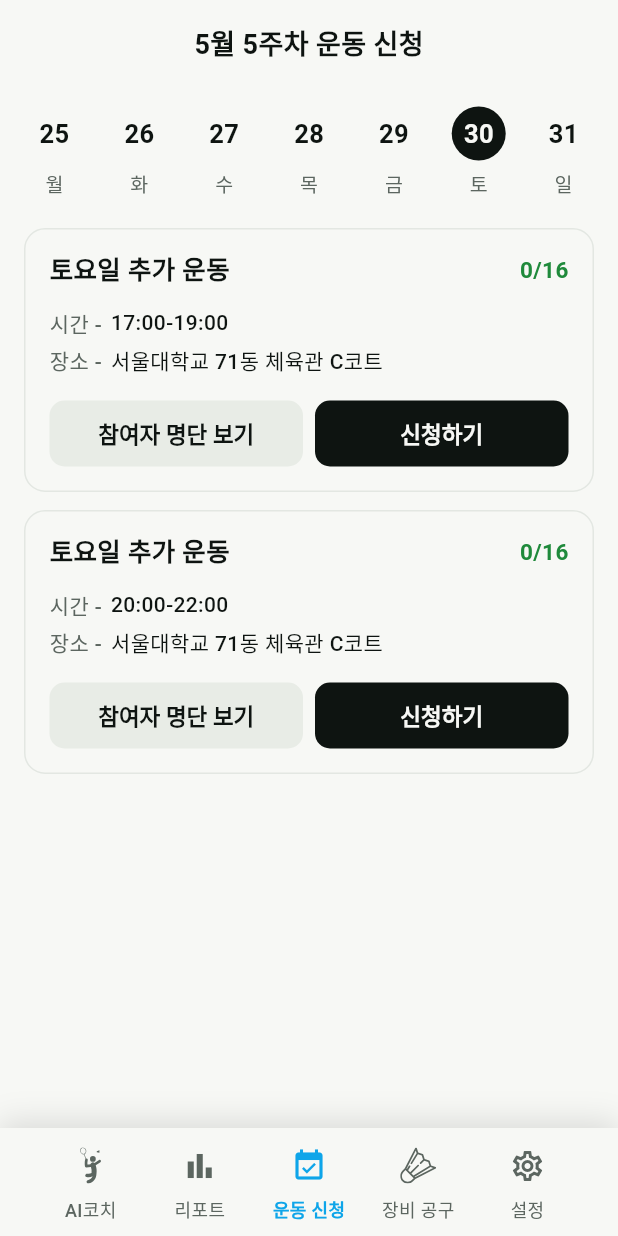
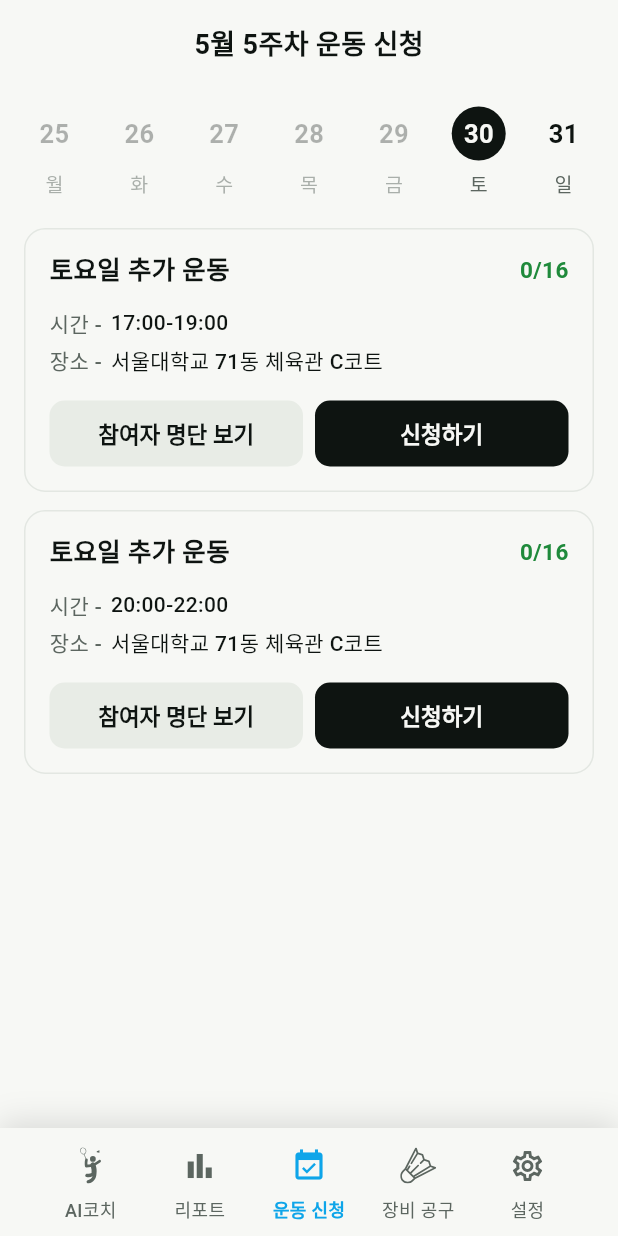
Before and after one commit to soarhigh03/shattlecoach, a Flutter app: the SessionsScreen screen opened by its route, on a phone screen of 412 x 824 dp. Run offline on Flutter 3.47's test engine with Material 3 defaults, Android fonts, the phone set to English and light mode, and no system bars; our stand-ins replace flutter_dotenv, flutter_riverpod, flutter_svg, go_router, google_sign_in, permission_handler and 2 more; accounts and stored records are empty; Roboto replaces fonts that are missing (Pretendard); project files that could hold a hidden picture were left out.

Commit message:
feat: Block past dates

```diff
--- a/frontend/lib/features/sessions/sessions_screen.dart
+++ b/frontend/lib/features/sessions/sessions_screen.dart
@@ -50,6 +50,8 @@ class _DateStrip extends ConsumerWidget {
 
   @override
   Widget build(BuildContext context, WidgetRef ref) {
+    final now = DateTime.now();
+    final today = DateTime(now.year, now.month, now.day);
     return Padding(
       padding: const EdgeInsets.symmetric(horizontal: 8),
       child: Row(
@@ -59,6 +61,7 @@ class _DateStrip extends ConsumerWidget {
               child: _DateCell(
                 date: d,
                 isSelected: _sameDay(d, selected),
+                isPast: d.isBefore(today),
                 onTap: () => ref.read(selectedDateProvider.notifier).state =
                     DateTime(d.year, d.month, d.day),
               ),
@@ -76,19 +79,23 @@ class _DateCell extends StatelessWidget {
   const _DateCell({
     required this.date,
     required this.isSelected,
+    required this.isPast,
     required this.onTap,
   });
 
   final DateTime date;
   final bool isSelected;
+  final bool isPast;
   final VoidCallback onTap;
 
   @override
   Widget build(BuildContext context) {
     final theme = Theme.of(context);
     final dow = const ['월', '화', '수', '목', '금', '토', '일'][date.weekday - 1];
+    final dimColor = theme.colorScheme.onSurface.withValues(alpha: 0.32);
+    final dimMuted = theme.colorScheme.onSurfaceVariant.withValues(alpha: 0.5);
     return InkWell(
-      onTap: onTap,
+      onTap: isPast ? null : onTap,
       borderRadius: BorderRadius.circular(28),
       child: Padding(
         padding: const EdgeInsets.symmetric(vertical: 4),
@@ -111,7 +118,9 @@ class _DateCell extends StatelessWidget {
                   fontWeight: FontWeight.w700,
                   color: isSelected
                       ? theme.colorScheme.surface
-                      : theme.colorScheme.onSurface,
+                      : isPast
+                          ? dimColor
+                          : theme.colorScheme.onSurface,
                 ),
               ),
             ),
@@ -121,7 +130,7 @@ class _DateCell extends StatelessWidget {
               style: TextStyle(
                 fontSize: 13,
                 fontWeight: FontWeight.w500,
-                color: theme.colorScheme.onSurfaceVariant,
+                color: isPast ? dimMuted : theme.colorScheme.onSurfaceVariant,
               ),
             ),
           ],
```
